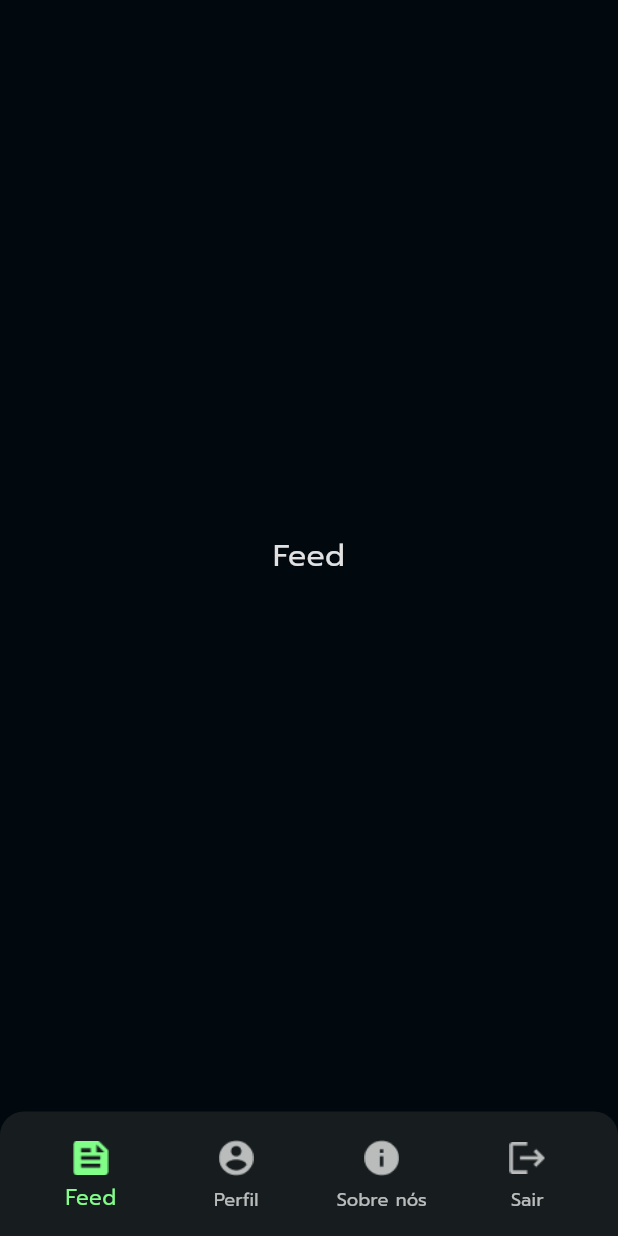
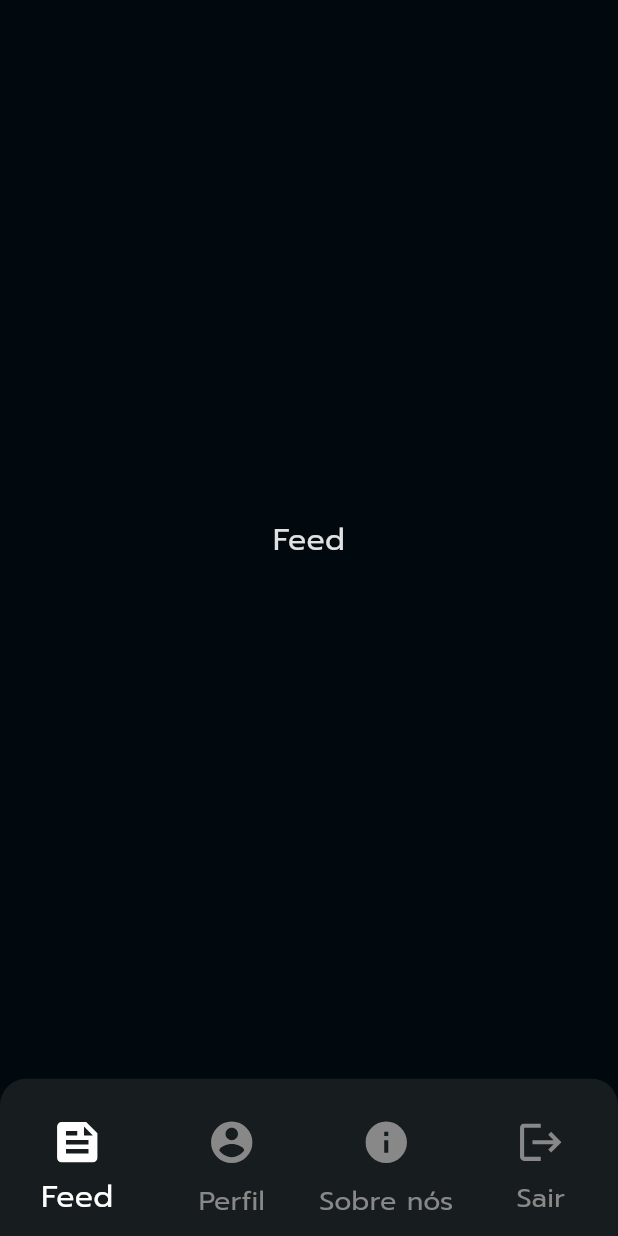
Before and after one commit to geovannifranca/code_connect, a Flutter app: the screen it shows after launch, on a phone screen of 412 x 824 dp. Run offline on Flutter 3.47's test engine with Material 3 defaults, Android fonts, the phone set to English and light mode, and no system bars; our stand-ins replace flutter_svg; project files that could hold a hidden picture were left out.

Commit message:
refatoracao do bottomnavbar ok

```diff
--- a/lib/src/presentation/screen/main_home_screen.dart
+++ b/lib/src/presentation/screen/main_home_screen.dart
@@ -2,6 +2,7 @@ import 'package:code_connect_frontend/src/presentation/screen/feed_screen.dart';
 import 'package:code_connect_frontend/src/presentation/screen/perfil_screen.dart';
 import 'package:code_connect_frontend/src/presentation/screen/sobre_nos_screen.dart';
 import 'package:flutter/material.dart';
+import 'package:flutter_svg/flutter_svg.dart';
 
 class MainHomeScreen extends StatefulWidget {
   const MainHomeScreen({super.key});
@@ -17,63 +18,63 @@ class _MainHomeScreenState extends State<MainHomeScreen> {
     const PerfilScreen(),
     const SobreNosScreen(),
   ];
-  void itemSelecionado(int index) {
+  void _itemSelecionado(int index) {
     setState(() {
       _index = index;
     });
   }
 
+  Widget _buildIcon(String assetPath, int index) {
+    final Color color = _index == index
+        ? Theme.of(context)
+              .colorScheme
+              .onInverseSurface // Cor selecionado
+        : Theme.of(context).colorScheme.outlineVariant; // Cor não selecionado
+
+    return Padding(
+      padding: const EdgeInsets.only(top: 18, bottom: 8),
+      child: SvgPicture.asset(
+        assetPath,
+        width: 28,
+        colorFilter: ColorFilter.mode(color, BlendMode.srcIn), // Aplica a cor
+      ),
+    );
+  }
+
   @override
   Widget build(BuildContext context) {
     return Scaffold(
-      body: SafeArea(
-        child: IndexedStack(index: _index, children: _pages),
-      ),
-      bottomNavigationBar: Container(
-        padding: const EdgeInsets.symmetric(vertical: 8, horizontal: 12),
-        decoration: BoxDecoration(
-          color: Theme.of(context).colorScheme.onSurfaceVariant,
-          borderRadius: const BorderRadius.only(
-            topLeft: Radius.circular(16.0),
-            topRight: Radius.circular(16.0),
-          ),
+      body: IndexedStack(index: _index, children: _pages),
+      bottomNavigationBar: ClipRRect(
+        borderRadius: BorderRadius.only(
+          topLeft: Radius.circular(18.0),
+          topRight: Radius.circular(18.0),
         ),
         child: BottomNavigationBar(
-          onTap: itemSelecionado,
-          fixedColor: Theme.of(context).colorScheme.primary,
+          onTap: _itemSelecionado,
+          unselectedItemColor: Theme.of(context).colorScheme.outlineVariant,
+          fixedColor: Theme.of(context).colorScheme.onInverseSurface,
           type: BottomNavigationBarType.fixed,
           currentIndex: _index,
           backgroundColor: Theme.of(context).colorScheme.onSurfaceVariant,
           elevation: 0,
-          items: const [
+          selectedLabelStyle: TextStyle(fontSize: 20.0),
+          unselectedLabelStyle: TextStyle(fontSize: 18.0),
+          items: [
             BottomNavigationBarItem(
-              icon: Padding(
-                padding: EdgeInsets.symmetric(vertical: 4),
-                child: ImageIcon(AssetImage('assets/icons/feed.png')),
-              ),
+              icon: _buildIcon('assets/icons/feed.svg', 0),
               label: 'Feed',
             ),
             BottomNavigationBarItem(
-              icon: Padding(
-                padding: EdgeInsets.symmetric(vertical: 4),
-                child: ImageIcon(
-                  AssetImage('assets/icons/account_circle_1.png'),
-                ),
-              ),
+              icon: _buildIcon('assets/icons/account_circle.svg', 1),
               label: 'Perfil',
             ),
             BottomNavigationBarItem(
-              icon: Padding(
-                padding: EdgeInsets.symmetric(vertical: 4),
-                child: ImageIcon(AssetImage('assets/icons/info_2.png')),
-              ),
+              icon: _buildIcon('assets/icons/info.svg', 2),
               label: 'Sobre nós',
             ),
             BottomNavigationBarItem(
-              icon: Padding(
-                padding: EdgeInsets.symmetric(vertical: 4),
-                child: ImageIcon(AssetImage('assets/icons/logout_2.png')),
-              ),
+              icon: _buildIcon('assets/icons/logout.svg', 3),
               label: 'Sair',
             ),
           ],
```
Also changed, not shown: pubspec.yaml (+5 -4 lines), assets/icons/account_circle.svg (added), assets/icons/account_circle_1.png (deleted), assets/icons/feed.png (deleted), assets/icons/feed.svg (added), assets/icons/info.svg (added), assets/icons/info_2.png (deleted), assets/icons/logout.svg (added), assets/icons/logout_2.png (deleted), pubspec.lock.
